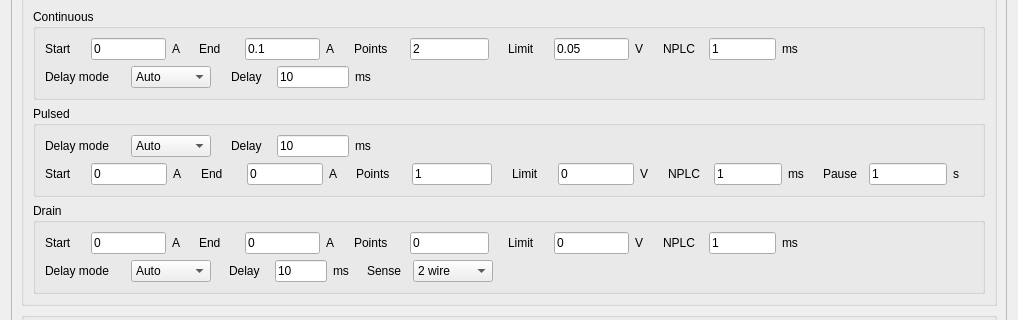
Before: the Qt Designer form plugins/sweep/sweep-0.1.0/sweep_settingsWidget.ui in pyIVLS/pyIVLS, drawn with Qt 5; both pictures show x 0 to 1018 and y 205 to 525 of the 1018 by 1015 pixel window.
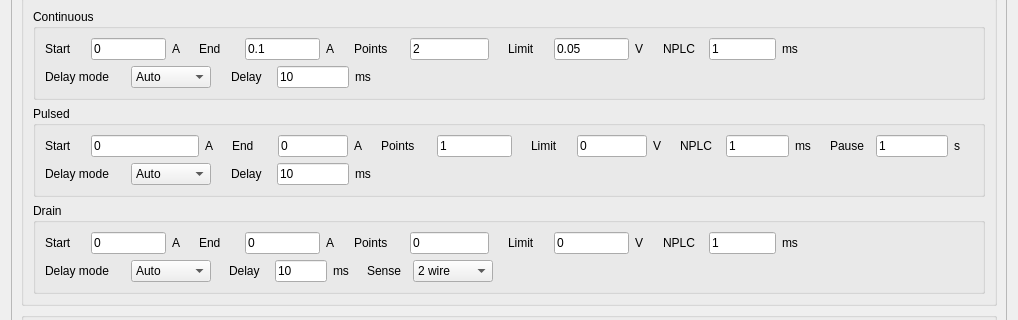
After: the same form once the commit is applied.

What changed in the file:
```diff
--- a/plugins/sweep/sweep-0.1.0/sweep_settingsWidget.ui
+++ b/plugins/sweep/sweep-0.1.0/sweep_settingsWidget.ui
@@ -908,138 +908,7 @@
             </property>
             <layout class="QVBoxLayout" name="verticalLayout_9">
              <item>
-              <layout class="QHBoxLayout" name="HBoxLayout_pulsedLine2" stretch="10,1,10,43">
-               <item>
-                <layout class="QHBoxLayout" name="HBoxLayout_pulsedDelayMode">
-                 <item>
-                  <widget class="QLabel" name="label_pulsedDelayMode">
-                   <property name="sizePolicy">
-                    <sizepolicy hsizetype="Fixed" vsizetype="Fixed">
-                     <horstretch>0</horstretch>
-                     <verstretch>0</verstretch>
-                    </sizepolicy>
-                   </property>
-                   <property name="minimumSize">
-                    <size>
-                     <width>80</width>
-                     <height>0</height>
-                    </size>
-                   </property>
-                   <property name="text">
-                    <string>Delay mode</string>
-                   </property>
-                  </widget>
-                 </item>
-                 <item>
-                  <widget class="QComboBox" name="comboBox_pulsedDelayMode">
-                   <property name="sizePolicy">
-                    <sizepolicy hsizetype="Fixed" vsizetype="Fixed">
-                     <horstretch>0</horstretch>
-                     <verstretch>0</verstretch>
-                    </sizepolicy>
-                   </property>
-                   <property name="minimumSize">
-                    <size>
-                     <width>80</width>
-                     <height>0</height>
-                    </size>
-                   </property>
-                   <property name="currentIndex">
-                    <number>0</number>
-                   </property>
-                   <item>
-                    <property name="text">
-                     <string>Auto</string>
-                    </property>
-                   </item>
-                   <item>
-                    <property name="text">
-                     <string>Manual</string>
-                    </property>
-                   </item>
-                  </widget>
-                 </item>
-                </layout>
-               </item>
-               <item>
-                <spacer name="horizontalSpacer_17">
-                 <property name="orientation">
-                  <enum>Qt::Orientation::Horizontal</enum>
-                 </property>
-                 <property name="sizeHint" stdset="0">
-                  <size>
-                   <width>40</width>
-                   <height>20</height>
-                  </size>
-                 </property>
-                </spacer>
-               </item>
-               <item>
-                <layout class="QHBoxLayout" name="HBoxLayout_pulsedDelay" stretch="0,0,0">
-                 <item>
-                  <widget class="QLabel" name="label_pulsedDelay">
-                   <property name="sizePolicy">
-                    <sizepolicy hsizetype="Fixed" vsizetype="Fixed">
-                     <horstretch>0</horstretch>
-                     <verstretch>0</verstretch>
-                    </sizepolicy>
-                   </property>
-                   <property name="minimumSize">
-                    <size>
-                     <width>40</width>
-                     <height>0</height>
-                    </size>
-                   </property>
-                   <property name="text">
-                    <string>Delay</string>
-                   </property>
-                  </widget>
-                 </item>
-                 <item>
-                  <widget class="QLineEdit" name="lineEdit_pulsedDelay">
-                   <property name="sizePolicy">
-                    <sizepolicy hsizetype="Fixed" vsizetype="Fixed">
-                     <horstretch>0</horstretch>
-                     <verstretch>0</verstretch>
-                    </sizepolicy>
-                   </property>
-                   <property name="minimumSize">
-                    <size>
-                     <width>20</width>
-                     <height>0</height>
-                    </size>
-                   </property>
-                   <property name="text">
-                    <string>10</string>
-                   </property>
-                  </widget>
-                 </item>
-                 <item>
-                  <widget class="QLabel" name="label_pulsedDelayUnits">
-                   <property name="text">
-                    <string>ms</string>
-                   </property>
-                  </widget>
-                 </item>
-                </layout>
-               </item>
-               <item>
-                <spacer name="horizontalSpacer_18">
-                 <property name="orientation">
-                  <enum>Qt::Orientation::Horizontal</enum>
-                 </property>
-                 <property name="sizeHint" stdset="0">
-                  <size>
-                   <width>40</width>
-                   <height>20</height>
-                  </size>
-                 </property>
-                </spacer>
-               </item>
-              </layout>
-             </item>
-             <item>
-              <layout class="QHBoxLayout" name="HBoxLayout_pulsedLine1" stretch="10,1,10,1,10,1,10,1,10,1,10,1">
+              <layout class="QHBoxLayout" name="HBoxLayout_pulsedLine1" stretch="0,1,10,1,10,1,10,1,10,1,10,1">
                <item>
                 <layout class="QHBoxLayout" name="HBoxLayout_pulsedStart" stretch="0,0,0">
                  <item>
@@ -1419,6 +1288,137 @@
                </item>
               </layout>
              </item>
+             <item>
+              <layout class="QHBoxLayout" name="HBoxLayout_pulsedLine2" stretch="10,1,10,43">
+               <item>
+                <layout class="QHBoxLayout" name="HBoxLayout_pulsedDelayMode">
+                 <item>
+                  <widget class="QLabel" name="label_pulsedDelayMode">
+                   <property name="sizePolicy">
+                    <sizepolicy hsizetype="Fixed" vsizetype="Fixed">
+                     <horstretch>0</horstretch>
+                     <verstretch>0</verstretch>
+                    </sizepolicy>
+                   </property>
+                   <property name="minimumSize">
+                    <size>
+                     <width>80</width>
+                     <height>0</height>
+                    </size>
+                   </property>
+                   <property name="text">
+                    <string>Delay mode</string>
+                   </property>
+                  </widget>
+                 </item>
+                 <item>
+                  <widget class="QComboBox" name="comboBox_pulsedDelayMode">
+                   <property name="sizePolicy">
+                    <sizepolicy hsizetype="Fixed" vsizetype="Fixed">
+                     <horstretch>0</horstretch>
+                     <verstretch>0</verstretch>
+                    </sizepolicy>
+                   </property>
+                   <property name="minimumSize">
+                    <size>
+                     <width>80</width>
+                     <height>0</height>
+                    </size>
+                   </property>
+                   <property name="currentIndex">
+                    <number>0</number>
+                   </property>
+                   <item>
+                    <property name="text">
+                     <string>Auto</string>
+                    </property>
+                   </item>
+                   <item>
+                    <property name="text">
+                     <string>Manual</string>
+                    </property>
+                   </item>
+                  </widget>
+                 </item>
+                </layout>
+               </item>
+               <item>
+                <spacer name="horizontalSpacer_17">
+                 <property name="orientation">
+                  <enum>Qt::Horizontal</enum>
+                 </property>
+                 <property name="sizeHint" stdset="0">
+                  <size>
+                   <width>40</width>
+                   <height>20</height>
+                  </size>
+                 </property>
+                </spacer>
+               </item>
+               <item>
+                <layout class="QHBoxLayout" name="HBoxLayout_pulsedDelay" stretch="0,0,0">
+                 <item>
+                  <widget class="QLabel" name="label_pulsedDelay">
+                   <property name="sizePolicy">
+                    <sizepolicy hsizetype="Fixed" vsizetype="Fixed">
+                     <horstretch>0</horstretch>
+                     <verstretch>0</verstretch>
+                    </sizepolicy>
+                   </property>
+                   <property name="minimumSize">
+                    <size>
+                     <width>40</width>
+                     <height>0</height>
+                    </size>
+                   </property>
+                   <property name="text">
+                    <string>Delay</string>
+                   </property>
+                  </widget>
+                 </item>
+                 <item>
+                  <widget class="QLineEdit" name="lineEdit_pulsedDelay">
+                   <property name="sizePolicy">
+                    <sizepolicy hsizetype="Fixed" vsizetype="Fixed">
+                     <horstretch>0</horstretch>
+                     <verstretch>0</verstretch>
+                    </sizepolicy>
+                   </property>
+                   <property name="minimumSize">
+                    <size>
+                     <width>20</width>
+                     <height>0</height>
+                    </size>
+                   </property>
+                   <property name="text">
+                    <string>10</string>
+                   </property>
+                  </widget>
+                 </item>
+                 <item>
+                  <widget class="QLabel" name="label_pulsedDelayUnits">
+                   <property name="text">
+                    <string>ms</string>
+                   </property>
+                  </widget>
+                 </item>
+                </layout>
+               </item>
+               <item>
+                <spacer name="horizontalSpacer_18">
+                 <property name="orientation">
+                  <enum>Qt::Horizontal</enum>
+                 </property>
+                 <property name="sizeHint" stdset="0">
+                  <size>
+                   <width>40</width>
+                   <height>20</height>
+                  </size>
+                 </property>
+                </spacer>
+               </item>
+              </layout>
+             </item>
             </layout>
            </widget>
           </item>
```
